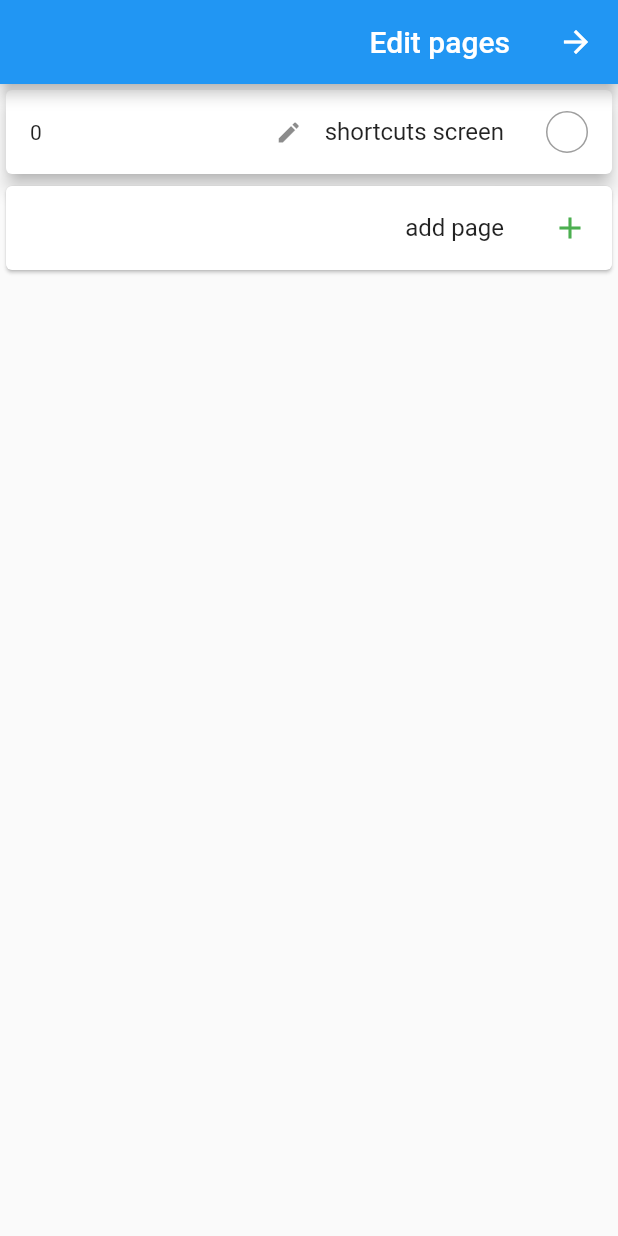
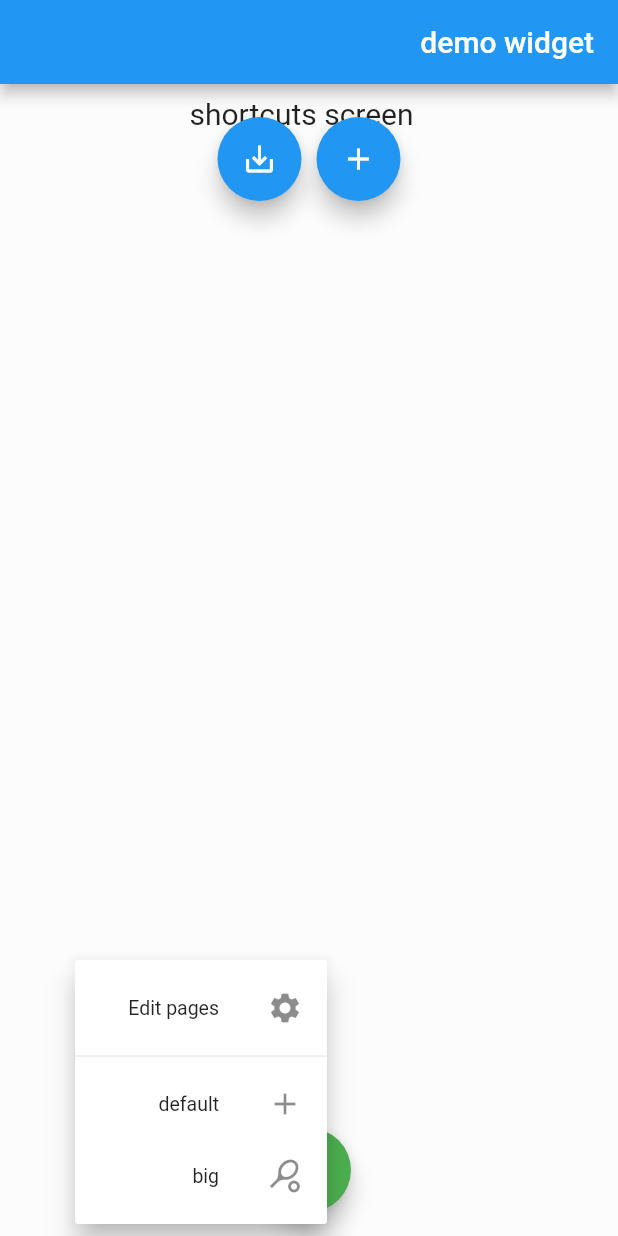
Before and after one commit to ekeydar/circles_menu, a Flutter app: the screen it shows after launch, after a tap on the "settings" icon, on a phone screen of 412 x 824 dp. Run offline on Flutter 3.47's test engine with Material 2 defaults, Android fonts, the phone set to English and light mode, and no system bars; our stand-ins replace flutter_colorpicker, shared_preferences.

Commit message:
fix for settings menu

```diff
--- a/lib/circles_menu.dart
+++ b/lib/circles_menu.dart
@@ -11,15 +11,25 @@ import 'src/circle_menu_page.dart';
 import 'src/circles_menu_item_widget.dart';
 import 'src/circles_menu_models.dart';
 import 'src/circles_menu_pick_action_dialog.dart';
-import 'src/circles_menu_utils.dart';
 import 'src/circles_to_grid.dart';
-import 'src/indicator.dart';
 import 'src/restore_helpers.dart';
 import 'src/screens/pages_screen.dart';
 
 export 'src/circles_menu_models.dart';
 
 const int DUMP_VERSION = 4;
+
+class SettingsItem {
+  final String title;
+  final Widget icon;
+  final AsyncCallback onSelected;
+
+  SettingsItem({
+    required this.title,
+    required this.icon,
+    required this.onSelected,
+  });
+}
 
 class CirclesMenu extends StatefulWidget {
   final CirclesMenuConfig config;
@@ -202,93 +212,88 @@ class _CirclesMenuState extends State<CirclesMenu> {
   MainAxisAlignment get mainAlignmentForBottom =>
       isRtl ? MainAxisAlignment.end : MainAxisAlignment.start;
 
-  Widget _getPageEditRow() {
-    return Row(
-      mainAxisAlignment: mainAlignmentForBottom,
-      children: reverseIfTrue(
-        isRtl,
-        [
-          if (!curPageData.notEditable) ...[
-              Padding(
-                padding: const EdgeInsets.only(left: 8.0, right: 8.0),
-                child: FloatingActionButton(
-                  heroTag: 'circle_menu_open_add',
-                onPressed: () async {
-                  if (actionsCategories.length == 1) {
-                    await pickAndCreateNew(actionsCategories.first);
+  Widget _getSettingsButton() {
+    List<SettingsItem?> items = [];
+    items.add(
+      SettingsItem(
+        title: widget.config.editPages,
+        icon: Icon(Icons.settings),
+        onSelected: () async {
+          await Navigator.of(context).push(MaterialPageRoute(
+            settings: RouteSettings(name: 'TripObsScreen'),
+            builder: (context) => PagesScreen(
+              config: widget.config,
+              pages: pageDataList,
+            ),
+          ));
+        },
+      ),
+    );
+    if (!curPageData.notEditable) {
+      items.add(null);
+      for (var ac in actionsCategories) {
+        items.add(
+          SettingsItem(
+            title: ac.title,
+            icon: ac.icon,
+            onSelected: () async {
+              await pickAndCreateNew(ac);
+            },
+          ),
+        );
       }
+      if (curPageData.actionsStates.length > 1) {
+        items.add(null);
+        items.add(
+          SettingsItem(
+            title: widget.config.arrangeInGrid,
+            icon: Icon(Icons.grid_on),
+            onSelected: () async {
+              modifyCirclesToGrid(curPageData.actionsStates);
             },
+          ),
+        );
+      }
+      if (kDebugMode) {
+        items.add(SettingsItem(
+            icon: Icon(Icons.bug_report_outlined),
+            title: widget.config.devInfo,
+            onSelected: () async {
+              await this._debugStates();
+            }));
+      }
+    }
+    return FloatingActionButton(
+      heroTag: 'settings_button',
+      onPressed: () {},
       backgroundColor: Colors.green,
-                child: (actionsCategories.length == 1)
-                    ? Icon(Icons.add)
-                    : PopupMenuButton<ActionsCategory>(
+      child: PopupMenuButton<SettingsItem>(
         initialValue: null,
-                        child: Icon(Icons.add),
-                        onSelected: (ActionsCategory c) async {
-                          await pickAndCreateNew(c);
+        child: Icon(Icons.settings),
+        onSelected: (SettingsItem sa) async {
+          await sa.onSelected();
+          this.onChange();
         },
         itemBuilder: (context) {
-                          return actionsCategories
-                              .map(
-                                (cat) => PopupMenuItem<ActionsCategory>(
+          List<PopupMenuEntry<SettingsItem>> menuItems = [];
+          for (var si in items) {
+            if (si != null) {
+              menuItems.add(
+                PopupMenuItem<SettingsItem>(
                   child: ListTile(
                       dense: true,
                       contentPadding: EdgeInsets.zero,
-                                      title: Text(cat.title),
-                                      leading: cat.icon),
-                                  value: cat,
-                                ),
-                              )
-                              .toList();
-                        },
-                      ),
-              ),
-            ),
-            if (curPageData.actionsStates.length > 1)
-              Padding(
-                padding: const EdgeInsets.only(left: 8.0, right: 8),
-                child: FloatingActionButton(
-                  heroTag: 'circle_menu_auto_order',
-                  onPressed: () async {
-                    modifyCirclesToGrid(curPageData.actionsStates);
-                    onChange();
-                  },
-                  backgroundColor: Colors.green,
-                  child: Icon(Icons.grid_on),
-                ),
-              ),
-          ],
-          Padding(
-            padding: const EdgeInsets.only(left: 8.0, right: 8),
-            child: FloatingActionButton(
-              heroTag: 'circles_menu_settings',
-              onPressed: () async {
-                await Navigator.of(context).push(
-                  MaterialPageRoute(
-                    settings: RouteSettings(name: 'TripObsScreen'),
-                    builder: (context) =>
-                        PagesScreen(config: widget.config, pages: pageDataList),
+                      title: Text(si.title),
+                      leading: si.icon),
+                  value: si,
                 ),
               );
-                onChange();
+            } else {
+              menuItems.add(PopupMenuDivider());
+            }
+          }
+          return menuItems;
         },
-              backgroundColor: Colors.green,
-              child: Icon(Icons.settings),
-            ),
-          ),
-          if (kDebugMode)
-            Padding(
-              padding: const EdgeInsets.only(left: 8.0, right: 8),
-              child: FloatingActionButton(
-                heroTag: 'circle_menu_debug',
-                onPressed: () async {
-                  await _debugStates();
-                },
-                backgroundColor: Colors.green,
-                child: Icon(Icons.bug_report_outlined),
-              ),
-            )
-        ],
       ),
     );
   }
@@ -315,17 +320,7 @@ class _CirclesMenuState extends State<CirclesMenu> {
       alignment: Alignment.bottomCenter,
       child: Padding(
         padding: const EdgeInsets.all(16),
-        child: Column(
-          mainAxisAlignment: MainAxisAlignment.end,
-          children: [
-            SizedBox(height: 10),
-            _getPageEditRow(),
-            if (curNumPages > 1) ...[
-              PagingIndicator(
-                  activeIndex: currentPageIndex, count: curNumPages),
-            ],
-          ],
-        ),
+        child: _getSettingsButton(),
       ),
     );
   }
--- a/lib/src/circles_menu_models.dart
+++ b/lib/src/circles_menu_models.dart
@@ -320,6 +320,8 @@ class CirclesMenuConfig {
   final String swapWithPrevPageConfirmation;
   final String editPages;
   final String addPage;
+  final String devInfo;
+  final String arrangeInGrid;
   final String defaultPageTitle;
 
   // key to hold the data in shared preferences
@@ -348,6 +350,8 @@ class CirclesMenuConfig {
     this.editPageTitle = 'Edit page title',
     this.addPage = 'add page',
     this.defaultPageTitle = 'shortcuts screen',
+    this.arrangeInGrid = 'arrange in grid',
+    this.devInfo = 'dev info',
     this.spKey = 'circleButtons',
     this.onEditDone,
   });
```
Lines whose indentation alone changed are shown as unchanged.
